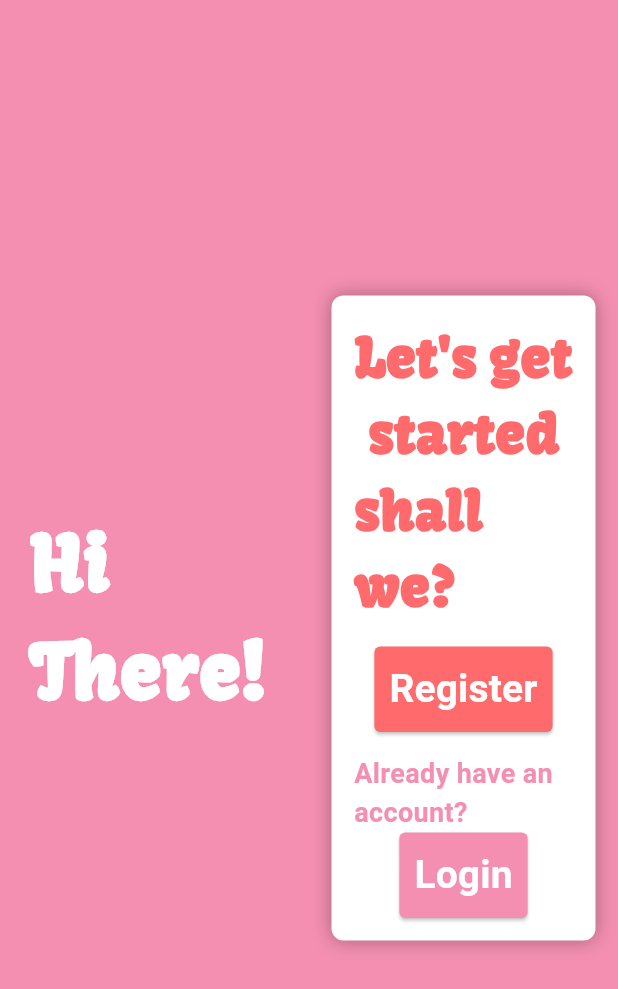
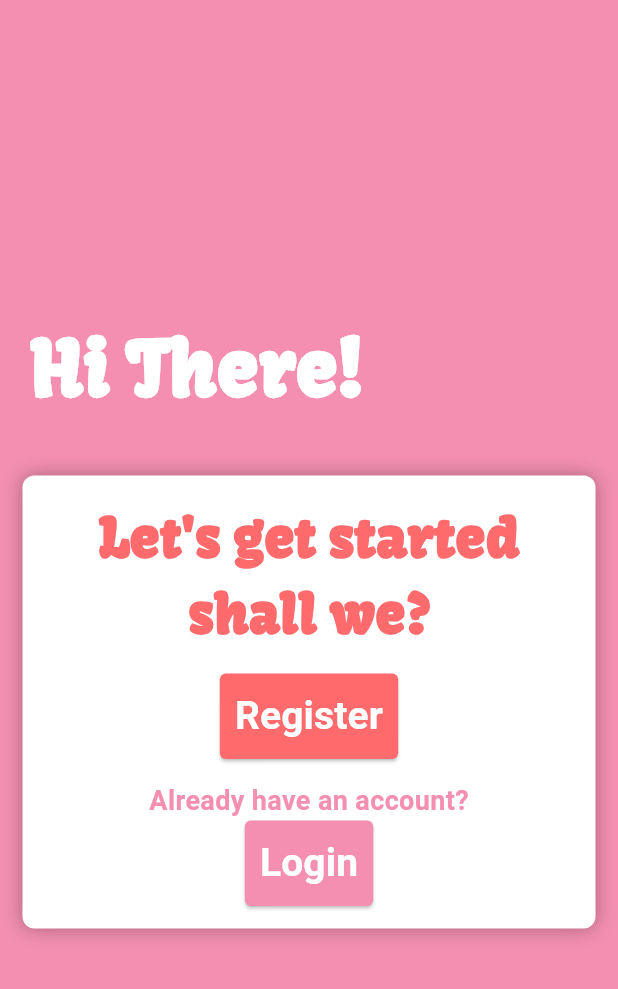
Before and after one commit to PBP-D05/bookmates_mobile, a Flutter app: the screen it shows after launch, on a phone screen of 412 x 824 dp. Shown: the top 989 px of the screen. Run offline on Flutter 3.47's test engine with Material 3 defaults, Android fonts, the phone set to English and light mode, and no system bars; our stand-ins replace flutter_rating_bar; missing offline and left inert: pbp_django_auth.

Commit message:
home pixel overflow fixed fix

```diff
--- a/lib/LoginRegister/screens/home.dart
+++ b/lib/LoginRegister/screens/home.dart
@@ -18,20 +18,13 @@ class HomeScreen extends StatelessWidget {
         color: Colors.pink.shade200, // Set the background color to pink
         child: Center(
           child: SingleChildScrollView(
-          child: Row(
-            children: [
-               const Expanded(
-                child: Column(
-                  crossAxisAlignment: CrossAxisAlignment.start,
-                  mainAxisAlignment: MainAxisAlignment.center,
+          child: Column(
+            crossAxisAlignment: CrossAxisAlignment.start,
                   children: [
                     Padding(
                       padding:  EdgeInsets.all(20.0),
-                      child: Column(
-                        crossAxisAlignment: CrossAxisAlignment.start,
-                        children: [
-                          Text(
-                        'Hi',
+                      child: Text(
+                        'Hi There!',
                         style: TextStyle(
                           color: Colors.white,
                           fontFamily: 'Kavoon',
@@ -39,21 +32,9 @@ class HomeScreen extends StatelessWidget {
                           fontSize: 50,
                         ),
                       ),
-                      Text(
-                          'There!',
-                          style: TextStyle(
-                            color: Colors.white,
-                            fontFamily: 'Kavoon',
-                            fontWeight: FontWeight.bold,
-                            fontSize: 50,
-                          ),
-                        ),
-                        ],
                       ),
-                    ),
-                  ],
-                ),
-              ),
+                      Row(children: [
+
               Expanded(
                 child: Container(
                   decoration: BoxDecoration(
@@ -79,24 +60,7 @@ class HomeScreen extends StatelessWidget {
                           Expanded(
                             child: Center(
                             child: Text(
-                        "Let's get",
-                        style: TextStyle(
-                          color: Color(0xFFFF6B6C),
-                          fontFamily: 'Kavoon',
-                          fontWeight: FontWeight.bold,
-                          fontSize: 36,
-                        ),
-                      ),
-                          ),
-                          ),
-                        ],
-                      ),
-                      const Row(
-                        children: [
-                          Expanded(
-                            child: Center(
-                            child: Text(
-                        "started",
+                        "Let's get started",
                         style: TextStyle(
                           color: Color(0xFFFF6B6C),
                           fontFamily: 'Kavoon',
@@ -196,8 +160,10 @@ class HomeScreen extends StatelessWidget {
               ),
             ],
           ),
+                  ],
           ),
         ),
+      ),
       ),
     );
   }
```
